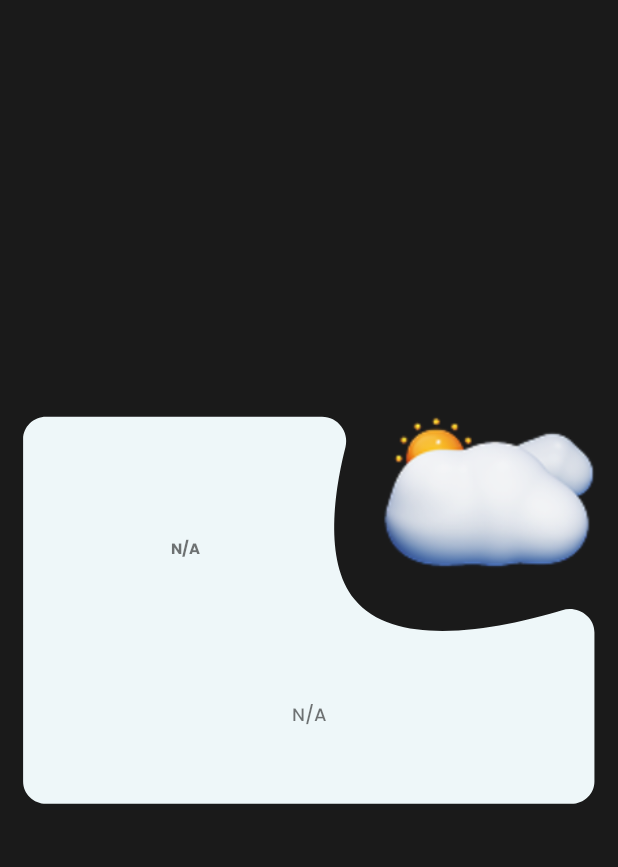
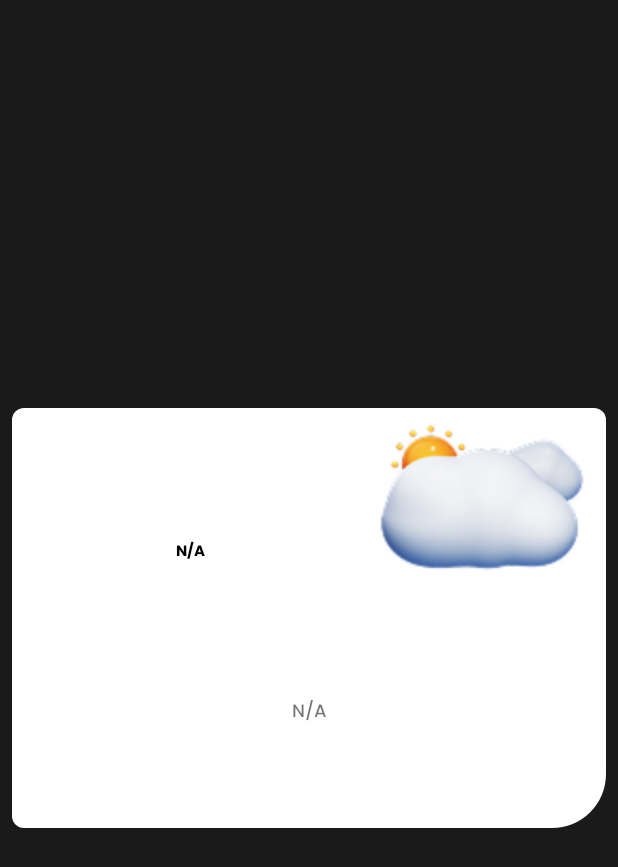
Before and after one commit to Suganthan130/Smart-Harvest, an Android app: the layout item_weather_infomation.xml on its own in the app's theme, with its tools: preview values and no code run, on a phone screen of 412 x 824 dp. Shown: the top 867 px of the screen. Run offline under Robolectric (Android 15) with nearby library versions, the phone set to English and light mode, and no system bars.

Commit message:
fix: Update weather card UI and visibility logic
This commit introduces several UI enhancements and logic adjustments related to the weather information display:

- **Weather Card Styling:**
    - The `weather_bg.xml` drawable is updated from a vector to a shape drawable with rounded corners and padding.
    - Text color for weather details in `activity_main.xml` and `item_weather_infomation.xml` is now set to `@color/black`.
    - Text size for the weather condition in `activity_main.xml` is changed to `@dimen/text_12sp`.
    - Margins are added to the `constraintLayout` in `item_weather_infomation.xml`.
    - Text size for the title in `item_weather_infomation.xml` is explicitly set to `12sp` (previously `@dimen/text_12sp`).
- **Visibility Logic:**
    - The "View Crop Advisor" button (`button_crop_advisor`) in `activity_main.xml` is now initially `visible`.
    - In `MainActivity.java`:
        - The `button_crop_advisor` is hidden when weather data is not available (`showWeatherNotAvailable()` method).
        - The `button_crop_advisor` is shown when weather data is available (`setWeatherRecyclerview()` method).
- **Code Cleanup:**
    - Removed unused `VegetableDetailsViewModel` and related observation logic in `MainActivity.java`.
    - Removed commented-out code related to shimmer layouts for crop handbooks and vegetable details.

```diff
--- a/app/src/main/res/drawable/weather_bg.xml
+++ b/app/src/main/res/drawable/weather_bg.xml
@@ -1,5 +1,17 @@
-<vector xmlns:android="http://schemas.android.com/apk/res/android" android:height="109.345795dp" android:viewportHeight="78" android:viewportWidth="107" android:width="150dp">
+<shape xmlns:android="http://schemas.android.com/apk/res/android"
+    android:shape="rectangle">
 
-    <path android:fillColor="#EEF7F9" android:pathData="M4,7C4,4.79 5.79,3 8,3H55.75C58.5,3 60.48,5.73 59.82,8.4C58.02,15.73 55.92,28.71 61.37,35.64C68.76,45.04 87.81,40.59 97.33,37.6C100.04,36.75 102.92,38.74 102.92,41.58V68.24C102.92,70.45 101.13,72.24 98.92,72.24H8C5.79,72.24 4,70.45 4,68.24V7Z"/>
+    <solid android:color="#FFFFFF" />
 
-</vector>
+    <corners
+        android:topLeftRadius="@dimen/padding_8dp"
+        android:topRightRadius="@dimen/padding_8dp"
+        android:bottomLeftRadius="@dimen/padding_8dp"
+        android:bottomRightRadius="36dp" />
+
+    <padding
+        android:left="12dp"
+        android:top="12dp"
+        android:right="12dp"
+        android:bottom="12dp" />
+</shape>
--- a/app/src/main/res/layout/activity_main.xml
+++ b/app/src/main/res/layout/activity_main.xml
@@ -132,7 +132,7 @@
                         android:layout_width="0dp"
                         android:layout_height="0dp"
                         android:background="@drawable/card_view_bg"
-                        android:visibility="invisible"
+                        android:visibility="visible"
                         app:layout_constraintBottom_toBottomOf="parent"
                         app:layout_constraintEnd_toEndOf="parent"
                         app:layout_constraintStart_toStartOf="parent"
@@ -146,6 +146,7 @@
                         android:layout_marginTop="8dp"
                         android:fontFamily="@font/poppins_bold"
                         android:text="Today "
+                        android:textColor="@color/black"
                         android:textSize="@dimen/text_16sp"
                         app:layout_constraintStart_toStartOf="parent"
                         app:layout_constraintTop_toTopOf="parent" />
@@ -161,6 +162,8 @@
                         android:maxLines="1"
                         android:text="N/A"
                         android:textAlignment="viewStart"
+                        android:textColor="@color/black"
+                        android:textSize="@dimen/text_12sp"
                         app:layout_constraintBottom_toBottomOf="@+id/textView7"
                         app:layout_constraintEnd_toEndOf="parent"
                         app:layout_constraintHorizontal_bias="0.201"
--- a/app/src/main/res/layout/item_weather_infomation.xml
+++ b/app/src/main/res/layout/item_weather_infomation.xml
@@ -10,6 +10,8 @@
         android:id="@+id/constraintLayout"
         android:layout_width="0dp"
         android:layout_height="0dp"
+        android:layout_marginStart="8dp"
+        android:layout_marginEnd="8dp"
         app:layout_constraintBottom_toBottomOf="parent"
         app:layout_constraintDimensionRatio="H,99:70"
         app:layout_constraintEnd_toEndOf="parent"
@@ -58,6 +60,7 @@
             android:layout_height="wrap_content"
             android:fontFamily="@font/poppins_bold"
             android:text="N/A"
+            android:textColor="@color/black"
             android:textSize="10sp"
             app:layout_constraintBottom_toTopOf="@+id/txv_titile"
             app:layout_constraintEnd_toStartOf="@+id/guideline222"
@@ -68,9 +71,11 @@
             android:id="@+id/txv_titile"
             android:layout_width="wrap_content"
             android:layout_height="wrap_content"
+            android:layout_marginStart="4dp"
+            android:layout_marginEnd="4dp"
             android:fontFamily="@font/poppins_medium"
             android:text="N/A"
-            android:textSize="@dimen/text_12sp"
+            android:textSize="12sp"
             app:layout_constraintBottom_toBottomOf="parent"
             app:layout_constraintEnd_toEndOf="parent"
             app:layout_constraintStart_toStartOf="parent"
```
Also changed, not shown: app/src/main/java/lk/sugaapps/smartharvest/ui/activities/MainActivity.java (+2 -40 lines).
